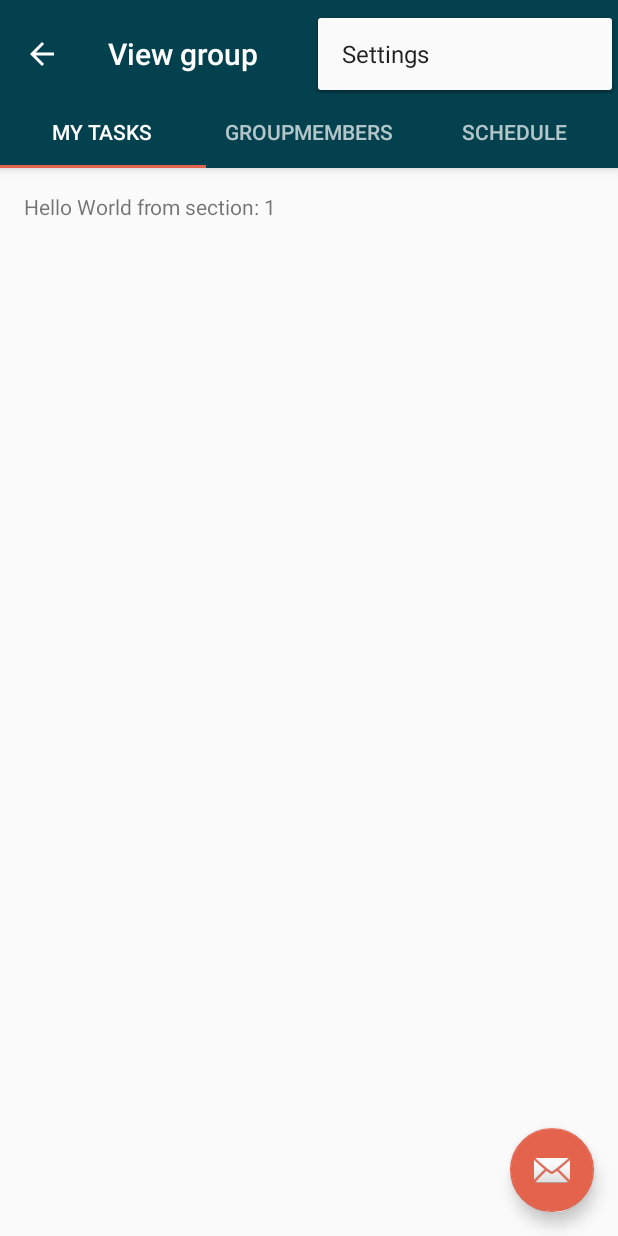
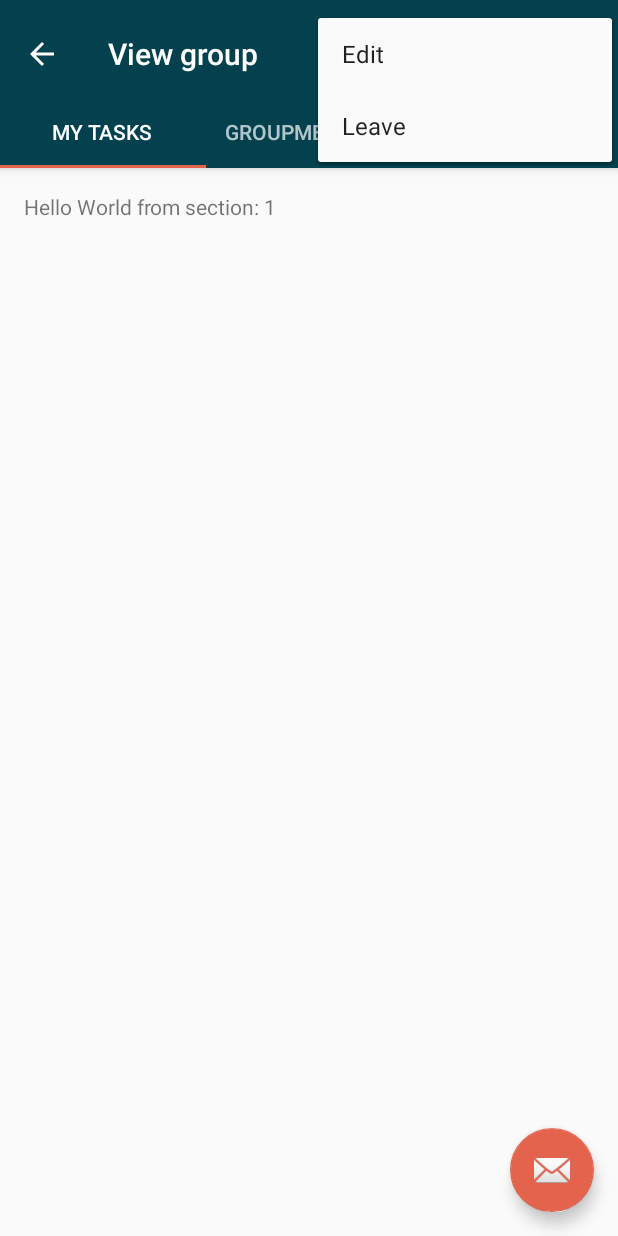
Before and after one commit to hayeb/SDE, an Android app: the GroupTabbedActivity screen opened directly, with no data from a screen before it, with the options menu open, on a phone screen of 412 x 824 dp. Run offline under Robolectric (Android 15) with nearby library versions, the phone set to English and light mode, and no system bars; 2 statements that could not run were skipped.

Commit message:
Show group name on overview, add some menu options

```diff
--- a/propr-app/app/src/main/AndroidManifest.xml
+++ b/propr-app/app/src/main/AndroidManifest.xml
@@ -67,7 +67,7 @@
 		</activity>
 
 		<activity
-			android:name=".ui.group.GroupTabbedActivity"
+			android:name=".ui.group.overview.GroupTabbedActivity"
 			android:label="@string/title_activity_group_tabbed"
 			android:parentActivityName=".ui.group.GroupListActivity"
 			android:theme="@style/AppTheme.NoActionBar">
--- a/propr-app/app/src/main/java/giphouse/nl/proprapp/SplashActivity.java
+++ b/propr-app/app/src/main/java/giphouse/nl/proprapp/SplashActivity.java
@@ -28,10 +28,10 @@ public class SplashActivity extends AppCompatActivity {
 		final Account[] accounts = accountManager.getAccountsByType(AccountUtils.ACCOUNT_TYPE);
 
 		if (accounts.length == 0) {
-			Log.i(TAG, "No account found on device. Starting LoginActivity");
+			Log.d(TAG, "No account found on device. Starting LoginActivity");
 			startActivityForResult(new Intent(this, LoginActivity.class), 11);
 		} else {
-
+			Log.d(TAG, "Account found on device. Getting additional information");
 			final Account account = accounts[0];
 
 			accountManager.getAuthToken(account, AccountUtils.AUTH_TOKEN_TYPE, null, false, result -> {
@@ -52,6 +52,7 @@ public class SplashActivity extends AppCompatActivity {
 					startActivityForResult(new Intent(this, LoginActivity.class), 11);
 					return;
 				}
+				// TODO: Check whether the tokens are still valid. If not, start the LoginActivity.
 				startActivity(new Intent(this, GroupListActivity.class));
 			}, null);
 		}
--- a/propr-app/app/src/main/java/giphouse/nl/proprapp/account/ui/LoginActivity.java
+++ b/propr-app/app/src/main/java/giphouse/nl/proprapp/account/ui/LoginActivity.java
@@ -88,6 +88,7 @@ public class LoginActivity extends AccountAuthenticatorActivity {
 
 	private void finishLogin(final Intent intent, final String username, final String password) {
 		if (intent == null || intent.getExtras() == null) {
+			// TODO: Show a message with what went wrong.
 			return;
 		}
 
--- a/propr-app/app/src/main/java/giphouse/nl/proprapp/ui/group/GroupAddActivity.java
+++ b/propr-app/app/src/main/java/giphouse/nl/proprapp/ui/group/GroupAddActivity.java
@@ -22,6 +22,7 @@ import giphouse.nl.proprapp.ProprApplication;
 import giphouse.nl.proprapp.R;
 import giphouse.nl.proprapp.service.group.model.GroupAddDto;
 import giphouse.nl.proprapp.service.group.GroupService;
+import giphouse.nl.proprapp.ui.group.overview.GroupTabbedActivity;
 import retrofit2.Call;
 import retrofit2.Callback;
 import retrofit2.Response;
--- a/propr-app/app/src/main/res/layout/activity_group_tabbed.xml
+++ b/propr-app/app/src/main/res/layout/activity_group_tabbed.xml
@@ -6,7 +6,7 @@
 	android:layout_width="match_parent"
 	android:layout_height="match_parent"
 	android:fitsSystemWindows="true"
-	tools:context="giphouse.nl.proprapp.ui.group.GroupTabbedActivity">
+	tools:context="giphouse.nl.proprapp.ui.group.overview.GroupTabbedActivity">
 
 	<android.support.design.widget.AppBarLayout
 		android:id="@+id/appbar"
--- a/propr-app/app/src/main/res/layout/fragment_group_tabbed.xml
+++ b/propr-app/app/src/main/res/layout/fragment_group_tabbed.xml
@@ -4,7 +4,7 @@
 	android:id="@+id/constraintLayout"
 	android:layout_width="match_parent"
 	android:layout_height="match_parent"
-	tools:context="giphouse.nl.proprapp.ui.group.GroupTabbedActivity$PlaceholderFragment">
+	tools:context="giphouse.nl.proprapp.ui.group.overview.GroupTabbedActivity$PlaceholderFragment">
 
 	<TextView
 		android:id="@+id/section_label"
--- a/propr-app/app/src/main/res/menu/menu_group_tabbed.xml
+++ b/propr-app/app/src/main/res/menu/menu_group_tabbed.xml
@@ -1,10 +1,15 @@
 <menu xmlns:android="http://schemas.android.com/apk/res/android"
 	xmlns:app="http://schemas.android.com/apk/res-auto"
 	xmlns:tools="http://schemas.android.com/tools"
-	tools:context="giphouse.nl.proprapp.ui.group.GroupTabbedActivity">
+	tools:context="giphouse.nl.proprapp.ui.group.overview.GroupTabbedActivity">
 	<item
-		android:id="@+id/action_settings"
-		android:orderInCategory="100"
-		android:title="@string/action_settings"
+		android:id="@+id/action_edit"
+		android:orderInCategory="99"
+		android:title="@string/groep_wijzigen_action"
+		app:showAsAction="never" />
+	<item
+		android:id="@+id/action_leave"
+		android:orderInCategory="99"
+		android:title="@string/groep_verlaten_action"
 		app:showAsAction="never" />
 </menu>
--- a/propr-app/app/src/main/res/values/strings.xml
+++ b/propr-app/app/src/main/res/values/strings.xml
@@ -64,4 +64,9 @@
 	<string name="tab_text_3">Schedule</string>
 	<string name="section_format">Hello World from section: %1$d</string>
 	<string name="name_format">%1$s %2$s</string>
+	<string name="groep_wijzigen_action">Edit</string>
+	<string name="groep_verlaten_action">Leave</string>
+
+	<!-- TODO: Remove or change this placeholder text -->
+	<string name="hello_blank_fragment">Hello blank fragment</string>
 </resources>
```
Also changed, not shown: propr-app/app/build.gradle (+8 -16 lines), propr-app/app/src/main/java/giphouse/nl/proprapp/service/group/GroupListAdapter.java (+9 -4 lines), propr-app/app/src/main/java/giphouse/nl/proprapp/service/group/model/GroupListItemDto.java (+35 -1 lines), propr-app/app/src/main/java/giphouse/nl/proprapp/ui/group/overview/GroupTabbedActivity.java (renamed from propr-app/app/src/main/java/giphouse/nl/proprapp/ui/group/GroupTabbedActivity.java, +10 -8 lines), propr-app/app/src/main/res/layout/fragment_my_tasks.xml (added, +13 -0 lines), 1 other file.
